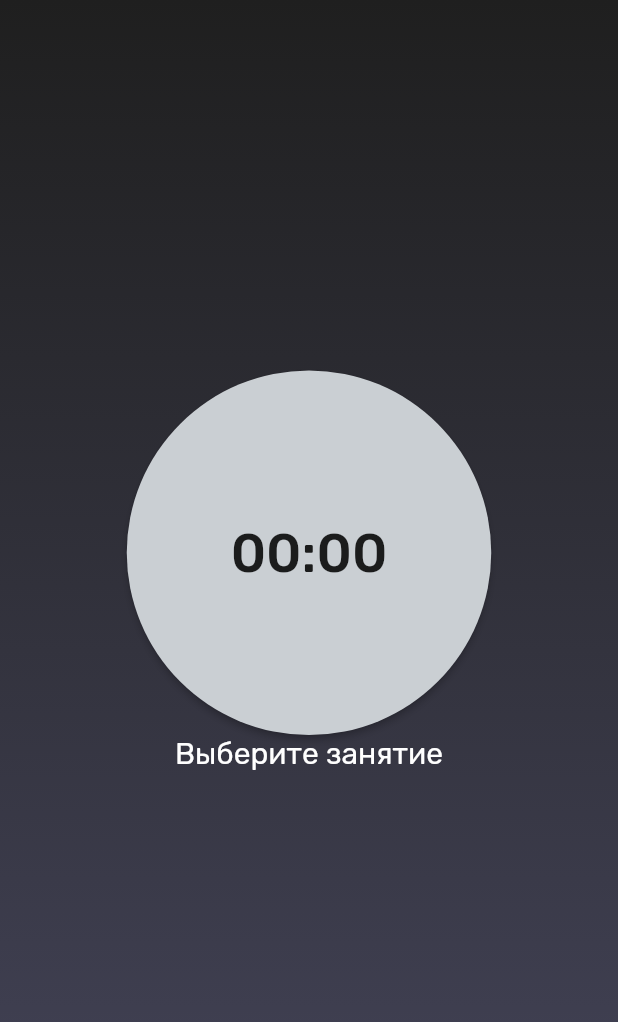
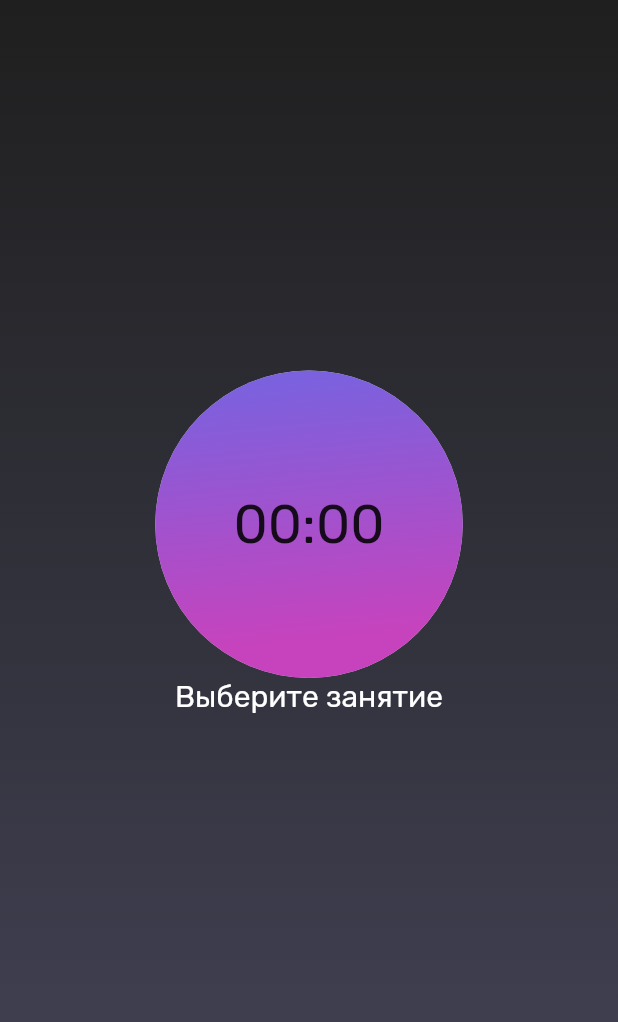
Before and after one commit to Ragnoir1/timer, a Flutter app: the TimerView screen opened by its route, on a phone screen of 412 x 824 dp. Shown: the top 1022 px of the screen. Run offline on Flutter 3.47's test engine with Material 2 defaults, Android fonts, the phone set to English and light mode, and no system bars; our stand-ins replace connectivity_plus, get, hive, hive_flutter, internet_connection_checker, sticky_headers; accounts and stored records are empty; project files that could hold a hidden picture were left out.

```diff
--- a/lib/app/data/data_job.dart
+++ b/lib/app/data/data_job.dart
@@ -1,63 +1,51 @@
 // ignore_for_file: public_member_api_docs, sort_constructors_first
 import 'dart:convert';
 
+import 'package:get/get.dart';
+import 'package:timer/app/modules/categories/controllers/cash_mixin.dart';
+
 class DataJob {
+  String id;
   String? label;
   int time;
   bool? internet;
+  JobType type;
 
   DataJob({
+    required this.type,
+    required this.id,
     this.label,
     this.time = 0,
     this.internet,
   });
 
-  DataJob copyWith({
-    String? label,
-    int? time,
-    bool? internet,
-  }) {
-    return DataJob(
-      label: label ?? this.label,
-      time: time ?? this.time,
-      internet: internet ?? this.internet,
-    );
-  }
-
   Map<String, dynamic> toMap() {
     return <String, dynamic>{
+      'id': id,
       'label': label,
       'time': time,
       'internet': internet,
+      'type': type.toString(),
     };
   }
 
   factory DataJob.fromMap(Map<String, dynamic> map) {
     return DataJob(
-      label: map['label'] != null ? map['label'] as String : null,
-      time: map['time'] as int,
-      internet: map['internet'] != null ? map['internet'] as bool : null,
-    );
+        id: map['id'] ?? "",
+        label: map['label'] != null ? map['label'] as String : null,
+        time: map['time'] as int,
+        internet: map['internet'] != null ? map['internet'] as bool : null,
+        type: (map["type"] as String?).toJobType());
   }
+}
 
-  String toJson() => json.encode(toMap());
-
-  factory DataJob.fromJson(String source) =>
-      DataJob.fromMap(json.decode(source) as Map<String, dynamic>);
-
-  @override
-  String toString() =>
-      'DataJob(label: $label, time: $time, internet: $internet)';
-
-  @override
-  bool operator ==(covariant DataJob other) {
-    if (identical(this, other)) return true;
-
-    return other.label == label &&
-        other.time == time &&
-        other.internet == internet;
+extension ASD on String? {
+  JobType toJobType() {
+    if (this == null) {
+      return JobType.job;
+    }
+    return JobType.values
+            .firstWhereOrNull((element) => element.toString() == this) ??
+        JobType.job;
   }
-
-  @override
-  int get hashCode => label.hashCode ^ time.hashCode ^ internet.hashCode;
 }
--- a/lib/app/modules/categories/controllers/categories_controller.dart
+++ b/lib/app/modules/categories/controllers/categories_controller.dart
@@ -6,6 +6,7 @@ import 'package:internet_connection_checker/internet_connection_checker.dart';
 import 'package:timer/app/data/data_job.dart';
 import 'package:timer/app/modules/categories/controllers/cash_mixin.dart';
 import 'package:timer/main.dart';
+import 'package:uuid/uuid.dart';
 
 class CategoriesController extends GetxController with CashMixin {
   static CategoriesController get to => Get.find();
@@ -56,8 +57,9 @@ class CategoriesController extends GetxController with CashMixin {
     return Color.fromARGB(255, r.toInt(), g.toInt(), b.toInt());
   }
 
-  void addWork(List<DataJob> list) async {
-    final DataJob result = DataJob(label: controllerTextField.text);
+  void addWork(List<DataJob> list, JobType type) async {
+    final DataJob result =
+        DataJob(type: type, id: Uuid().v4(), label: controllerTextField.text);
 
     list.add(result);
     controllerTextField.clear();
--- a/lib/app/modules/categories/views/work_screens.dart
+++ b/lib/app/modules/categories/views/work_screens.dart
@@ -43,7 +43,6 @@ Builder buildListWork(
                           : HomeController.to.bottomNavigationBarController
                               .jumpToTab(1);
                       TimerController.to.dataUsed.value = list[index];
-
                     },
                   ),
                 ),
@@ -93,7 +92,7 @@ Builder buildTextFieldScreen(List<DataJob> list,
               color: Colors.white,
               child: const Text("Добавить"),
               onPressed: () {
-                controller.addWork(list);
+                controller.addWork(list, type);
 
                 controller.saveJobCash(list, type);
                 Navigator.pop(context);
--- a/lib/app/modules/timer/controllers/timer_controller.dart
+++ b/lib/app/modules/timer/controllers/timer_controller.dart
@@ -1,12 +1,14 @@
 import 'dart:async';
 
 import 'package:get/get.dart';
+import 'package:hive/hive.dart';
 import 'package:timer/app/data/data_job.dart';
+import 'package:timer/app/modules/categories/controllers/cash_mixin.dart';
 
-class TimerController extends GetxController {
+class TimerController extends GetxController with CashMixin {
   static TimerController get to => Get.find();
 
-  Rx<DataJob> dataUsed = DataJob().obs;
+  Rx<DataJob?> dataUsed = Rx<DataJob?>(null);
 
   Timer? timer;
   final RxInt time = 0.obs;
@@ -15,4 +17,10 @@ class TimerController extends GetxController {
       time.value++;
     });
   }
+
+  @override
+  void onInit() async {
+    box = await Hive.openBox('testBox');
+    super.onInit();
+  }
 }
--- a/lib/app/modules/timer/views/timer_view.dart
+++ b/lib/app/modules/timer/views/timer_view.dart
@@ -1,8 +1,10 @@
 import 'package:flutter/material.dart';
 
 import 'package:get/get.dart';
+import 'package:timer/app/modules/categories/controllers/categories_controller.dart';
 import 'package:timer/app/modules/statistics/controllers/statistics_controller.dart';
 import 'package:timer/app/widgets/space_around.dart';
+import 'package:timer/app/widgets/timer_button.dart';
 import 'package:timer/main.dart';
 
 import '../controllers/timer_controller.dart';
@@ -19,8 +21,8 @@ class TimerView extends GetView<TimerController> {
             () => Column(
               children: [
                 Text(
-                  controller.dataUsed.value.label != null
-                      ? controller.dataUsed.value.label!
+                  controller.dataUsed.value?.label != null
+                      ? controller.dataUsed.value!.label!
                       : "",
                   textAlign: TextAlign.center,
                   style: const TextStyle(
@@ -28,37 +30,10 @@ class TimerView extends GetView<TimerController> {
                     color: Colors.white,
                   ),
                 ).paddingOnly(top: 80),
-                MaterialButton(
-                  color: const Color.fromARGB(255, 202, 207, 211),
-                  shape: const CircleBorder(),
-                  padding: const EdgeInsets.all(100),
-                  onPressed: () {
-                    if (controller.dataUsed.value.label == null) {
-                    } else {
-                      if (controller.dataUsed.value.internet == false &&
-                          isDeviceConnected.value == true) {
-                      } else {
-                        if (controller.timer?.isActive ?? false) {
-                          controller.dataUsed.value.time +=
-                              controller.time.value;
-                          controller.timer?.cancel();
-                          controller.time.value = 0;
-
-                          StatisticsController.to.refresh();
-                        } else {
-                          controller.timerFunc();
-                        }
-                      }
-                    }
-                  },
-                  child: Text(
-                    "${(controller.time.value ~/ 60).toString().padLeft(2, "0")}:${(controller.time.value % 60).toString().padLeft(2, "0")}",
-                    style: const TextStyle(fontSize: 36),
-                  ),
-                ).paddingOnly(top: 120),
-                if (controller.dataUsed.value.label != null)
+                TimerButton().paddingOnly(top: 120),
+                if (controller.dataUsed.value?.label != null)
                   Text(
-                    controller.dataUsed.value.internet == false &&
+                    controller.dataUsed.value?.internet == false &&
                             isDeviceConnected.value == true
                         ? "Отключите интернет"
                         : "",
@@ -66,12 +41,12 @@ class TimerView extends GetView<TimerController> {
                   ),
                 Visibility(
                   child: Text(
-                    controller.dataUsed.value.label == null
+                    controller.dataUsed.value?.label == null
                         ? "Выберите занятие"
                         : "",
                     style: const TextStyle(fontSize: 20, color: Colors.white),
                   ),
-                  visible: controller.dataUsed.value.label == null,
+                  visible: controller.dataUsed.value?.label == null,
                 ),
               ],
             ),
--- /dev/null
+++ b/lib/app/widgets/gradient_widget.dart
@@ -0,0 +1,141 @@
+// ignore_for_file: public_member_api_docs, sort_constructors_first
+import 'package:flutter/material.dart';
+
+class AnimateGradient extends StatefulWidget {
+  AnimateGradient({
+    Key? key,
+    this.controller,
+    this.duration = const Duration(seconds: 4),
+    required this.primaryColors,
+    required this.secondaryColors,
+    this.shape = BoxShape.rectangle,
+    this.primaryBegin,
+    this.primaryEnd,
+    this.secondaryBegin,
+    this.secondaryEnd,
+    this.animateAlignments = true,
+    this.reverse = true,
+    this.child,
+  })  : assert(primaryColors.length >= 2),
+        assert(primaryColors.length == secondaryColors.length),
+        super(key: key);
+
+  final AnimationController? controller;
+
+  final Duration duration;
+
+  final List<Color> primaryColors;
+
+  final List<Color> secondaryColors;
+
+  final Alignment? primaryBegin;
+
+  final Alignment? primaryEnd;
+
+  final Alignment? secondaryBegin;
+
+  final Alignment? secondaryEnd;
+
+  final bool animateAlignments;
+
+  final bool reverse;
+
+  final Widget? child;
+
+  final BoxShape shape;
+
+  @override
+  State<AnimateGradient> createState() => _AnimateGradientState();
+}
+
+class _AnimateGradientState extends State<AnimateGradient>
+    with TickerProviderStateMixin {
+  late Animation<double> _animation;
+  late AnimationController _controller;
+
+  late List<ColorTween> _colorTween;
+
+  late AlignmentTween begin;
+  late AlignmentTween end;
+  List<Color> primaryColors = [];
+  List<Color> secondaryColors = [];
+
+  @override
+  void initState() {
+    primaryColors = widget.primaryColors;
+    secondaryColors = widget.secondaryColors;
+
+    _colorTween = getColorTweens();
+    begin = AlignmentTween(
+      begin: widget.primaryBegin ?? Alignment.topLeft,
+      end: widget.primaryEnd ?? Alignment.topRight,
+    );
+    end = AlignmentTween(
+      begin: widget.secondaryBegin ?? Alignment.bottomLeft,
+      end: widget.secondaryEnd ?? Alignment.bottomRight,
+    );
+
+    _controller = widget.controller ??
+        (AnimationController(
+          vsync: this,
+          duration: widget.duration,
+        )..repeat(reverse: widget.reverse));
+    _animation = CurvedAnimation(
+      parent: _controller,
+      curve: Curves.easeInOut,
+    );
+
+    super.initState();
+  }
+
+  @override
+  Widget build(BuildContext context) {
+    return AnimatedBuilder(
+      animation: _animation,
+      builder: (BuildContext context, Widget? child) {
+        return Container(
+          decoration: BoxDecoration(
+            shape: widget.shape,
+            gradient: LinearGradient(
+              begin: widget.animateAlignments
+                  ? begin.evaluate(_animation)
+                  : (widget.primaryBegin as Alignment),
+              end: widget.animateAlignments
+                  ? end.evaluate(_animation)
+                  : widget.primaryEnd as Alignment,
+              colors: evaluateColors(_animation),
+            ),
+          ),
+          child: widget.child,
+        );
+      },
+    );
+  }
+
+  List<ColorTween> getColorTweens() {
+    if (widget.primaryColors.length != widget.secondaryColors.length) {
+      throw Exception('primaryColors.length != secondaryColors.length');
+    }
+
+    final List<ColorTween> _colorTweens = [];
+
+    for (int i = 0; i < primaryColors.length; i++) {
+      _colorTweens.add(
+        ColorTween(
+          begin: primaryColors[i],
+          end: secondaryColors[i],
+        ),
+      );
+    }
+
+    return _colorTweens;
+  }
+
+  List<Color> evaluateColors(Animation<double> animation) {
+    final List<Color> _colors = [];
+    for (int i = 0; i < _colorTween.length; i++) {
+      _colors.add(_colorTween[i].evaluate(animation)!);
+    }
+    return _colors;
+  }
+}
--- /dev/null
+++ b/lib/app/widgets/timer_button.dart
@@ -0,0 +1,69 @@
+import 'package:flutter/material.dart';
+import 'package:get/get.dart';
+import 'package:timer/app/modules/timer/controllers/timer_controller.dart';
+import 'package:timer/extension/size_from_figma.dart';
+import 'package:timer/main.dart';
+
+import '../modules/statistics/controllers/statistics_controller.dart';
+import 'gradient_widget.dart';
+
+class TimerButton extends StatelessWidget {
+  @override
+  Widget build(BuildContext context) {
+    return Obx(
+      () => InkWell(
+        onTap: () {
+          if (TimerController.to.dataUsed.value?.label == null) {
+          } else {
+            if (TimerController.to.dataUsed.value?.internet == false &&
+                isDeviceConnected.value == true) {
+            } else {
+              if (TimerController.to.timer?.isActive ?? false) {
+                TimerController.to.dataUsed.value?.time +=
+                    TimerController.to.time.value;
+                TimerController.to.timer?.cancel();
+                TimerController.to.time.value = 0;
+                TimerController.to.saveAll();
+
+                StatisticsController.to.refresh();
+              } else {
+                TimerController.to.timerFunc();
+              }
+            }
+          }
+        },
+        child: Container(
+          height: 210.0.fromFigmaHeight(),
+          width: 210.0.fromFigmaWidth(),
+          decoration: BoxDecoration(
+              color: Color.fromARGB(255, 202, 207, 211),
+              shape: BoxShape.circle),
+          child: AnimateGradient(
+            shape: BoxShape.circle,
+            duration: Duration(seconds: 10),
+            primaryBegin: Alignment.topLeft,
+            primaryEnd: Alignment.bottomLeft,
+            secondaryBegin: Alignment.bottomLeft,
+            secondaryEnd: Alignment.topRight,
+            primaryColors: [
+              Color(0xFFF7464e1),
+              Color(0xFFce40ba),
+            ],
+            secondaryColors: [
+              Color(0xFFce40ba),
+              Color(0xFFF7464e1),
+            ],
+            child: Center(
+              child: Text(
+                "${(TimerController.to.time.value ~/ 60).toString().padLeft(2, "0")}:${(TimerController.to.time.value % 60).toString().padLeft(2, "0")}",
+                style: const TextStyle(fontSize: 36),
+              ),
+            ),
+          ),
+        ),
+      ),
+    );
+  }
+}
+// primaryColors: [Colors.red, Colors.purple],
+// secondaryColors: [Colors.blue, Colors.green],
--- a/pubspec.yaml
+++ b/pubspec.yaml
@@ -16,6 +16,8 @@ dependencies:
   hive: ^2.2.3
   persistent_bottom_nav_bar:
   hive_flutter: ^1.1.0
+  uuid: ^3.0.7
+
 
 dependency_overrides:
   collection: ^1.17.0
```
Also changed, not shown: lib/app/modules/categories/controllers/cash_mixin.dart (+24 -0 lines), lib/app/widgets/card_category.dart (+10 -6 lines), pubspec.lock.
